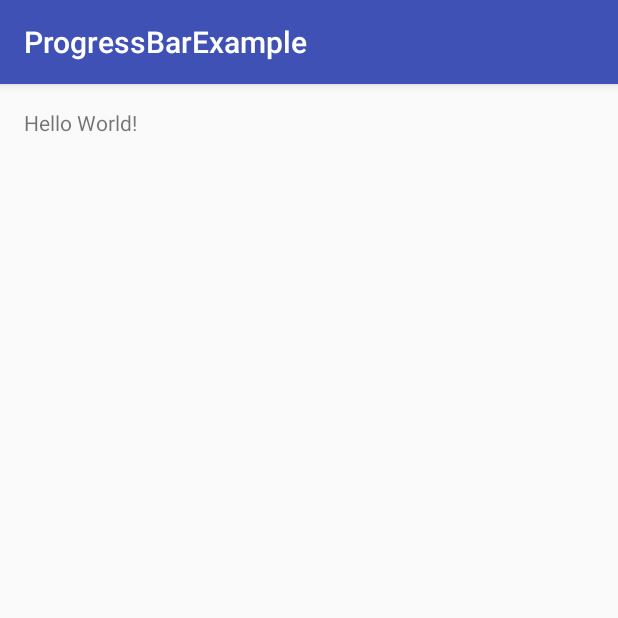
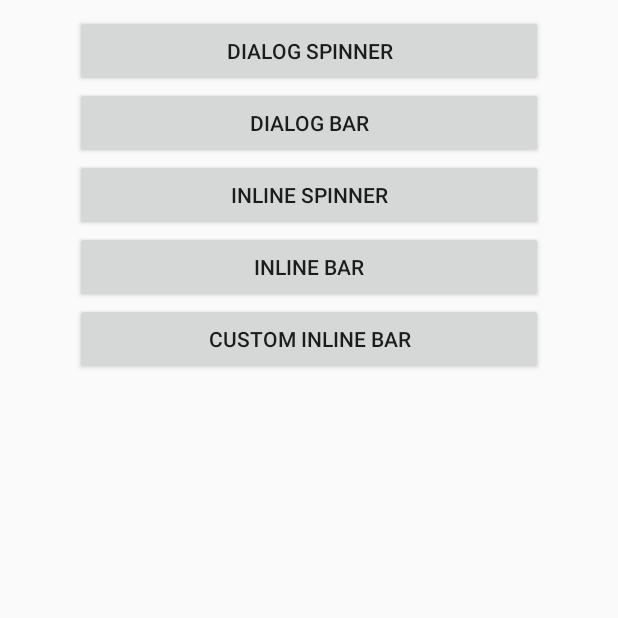
Before and after one commit to VigourJiang/ProgressBarExample, an Android app: the screen it shows after launch (MainActivity), on a phone screen of 412 x 824 dp, the top half of it. Run offline under Robolectric (Android 15) with nearby library versions, the phone set to English and light mode, and no system bars.

Commit message:
Added all XML and java files. Compiles without error and appears to run correctly.

```diff
--- a/app/src/main/AndroidManifest.xml
+++ b/app/src/main/AndroidManifest.xml
@@ -15,6 +15,10 @@
                 <category android:name="android.intent.category.LAUNCHER" />
             </intent-filter>
         </activity>
+
+        <activity android:name=".ProgressExample" android:label="ProgressExample"></activity>
+        <activity android:name=".DisplayMessage" android:label="DisplayMessage"></activity>
+
     </application>
 
 </manifest>
--- a/app/src/main/java/com/lightcone/progressbarexample/MainActivity.java
+++ b/app/src/main/java/com/lightcone/progressbarexample/MainActivity.java
@@ -1,13 +1,90 @@
 package com.lightcone.progressbarexample;
 
-import android.support.v7.app.AppCompatActivity;
+import android.app.Activity;
+import android.content.Context;
+import android.content.Intent;
 import android.os.Bundle;
+import android.widget.Button;
+import android.widget.ProgressBar;
+import android.view.View;
+import android.view.View.OnClickListener;
+import android.view.Menu;
 
-public class MainActivity extends AppCompatActivity {
+public class MainActivity extends Activity {
 
+    private static final String TAG = "PROGRESS";
+    int typeBar;                                 // Type bar: 0=spinner, 1=horizontal
+    ProgressBar progDialog;
+    Button button1, button2, button3, button4, button5;
+    DialogFrag fragment;
+
+
+    /** Called when the activity is first created. */
     @Override
-    protected void onCreate(Bundle savedInstanceState) {
+    public void onCreate(Bundle savedInstanceState) {
         super.onCreate(savedInstanceState);
         setContentView(R.layout.activity_main);
+
+        final Context context = getApplicationContext();
+
+
+        // Process button to start spinner progress dialog with anonymous inner class
+        button1 = (Button) findViewById(R.id.Button01);
+        button1.setOnClickListener(new OnClickListener(){
+            public void onClick(View v) {
+                typeBar = 0;
+                DialogFrag.context = getApplicationContext();
+                fragment = DialogFrag.newInstance(typeBar);
+                fragment.show(getFragmentManager(), "Task 1");
+            }
+        });
+
+        // Process button to start horizontal progress bar dialog with anonymous inner class
+        button2 = (Button) findViewById(R.id.Button02);
+        button2.setOnClickListener(new OnClickListener(){
+            public void onClick(View v) {
+                typeBar = 1;
+                DialogFrag.context = getApplicationContext();
+                fragment = DialogFrag.newInstance(typeBar);
+                fragment.show(getFragmentManager(), "Task 2");
+            }
+        });
+
+        // Process button events for inline spinner (indeterminate) progress
+
+        button3 = (Button) findViewById(R.id.Button03);
+        button3.setOnClickListener(new OnClickListener(){
+            public void onClick(View v) {
+                ProgressExample.theCase = 0;
+                ProgressExample.custom = false;
+                Intent i = new Intent(context, ProgressExample.class);
+                startActivity(i);
+            }
+        });
+
+        // Process button events for inline horizontal-bar determinate progress
+
+        button4 = (Button) findViewById(R.id.Button04);
+        button4.setOnClickListener(new OnClickListener(){
+            public void onClick(View v) {
+                ProgressExample.theCase = 1;
+                ProgressExample.custom = false;
+                Intent j = new Intent(context, ProgressExample.class);
+                startActivity(j);
+            }
+        });
+
+        // Process button events for inline custom horizontal bar
+
+        button5 = (Button) findViewById(R.id.Button05);
+        button5.setOnClickListener(new OnClickListener(){
+            public void onClick(View v) {
+                ProgressExample.theCase = 1;
+                ProgressExample.custom = true;
+                Intent k = new Intent(context, ProgressExample.class);
+                startActivity(k);
+            }
+        });
     }
+
 }
--- a/app/src/main/res/layout/activity_main.xml
+++ b/app/src/main/res/layout/activity_main.xml
@@ -1,16 +1,46 @@
 <?xml version="1.0" encoding="utf-8"?>
-<RelativeLayout xmlns:android="http://schemas.android.com/apk/res/android"
-    xmlns:tools="http://schemas.android.com/tools"
-    android:layout_width="match_parent"
-    android:layout_height="match_parent"
-    android:paddingBottom="@dimen/activity_vertical_margin"
-    android:paddingLeft="@dimen/activity_horizontal_margin"
-    android:paddingRight="@dimen/activity_horizontal_margin"
-    android:paddingTop="@dimen/activity_vertical_margin"
-    tools:context="com.lightcone.progressbarexample.MainActivity">
 
-    <TextView
-        android:layout_width="wrap_content"
+<LinearLayout xmlns:android="http://schemas.android.com/apk/res/android"
+    android:layout_width="fill_parent"
+    android:layout_height="fill_parent"
+    android:orientation="vertical"
+    android:paddingLeft="50dp"
+    android:paddingRight="50dp"
+    android:paddingTop="10dp" >
+
+    <Button
+        android:id="@+id/Button01"
+        android:layout_width="fill_parent"
         android:layout_height="wrap_content"
-        android:text="Hello World!" />
-</RelativeLayout>
+        android:text="@string/Button01Text" >
+    </Button>
+
+    <Button
+        android:id="@+id/Button02"
+        android:layout_width="fill_parent"
+        android:layout_height="wrap_content"
+        android:text="@string/Button02Text" >
+    </Button>
+
+    <Button
+        android:id="@+id/Button03"
+        android:layout_width="fill_parent"
+        android:layout_height="wrap_content"
+        android:text="@string/Button03Text" >
+    </Button>
+
+    <Button
+        android:id="@+id/Button04"
+        android:layout_width="fill_parent"
+        android:layout_height="wrap_content"
+        android:text="@string/Button04Text" >
+    </Button>
+
+    <Button
+        android:id="@+id/Button05"
+        android:layout_width="fill_parent"
+        android:layout_height="wrap_content"
+        android:text="@string/Button05Text" >
+    </Button>
+
+</LinearLayout>
--- a/app/src/main/res/values/strings.xml
+++ b/app/src/main/res/values/strings.xml
@@ -1,3 +1,12 @@
+<?xml version="1.0" encoding="utf-8"?>
 <resources>
     <string name="app_name">ProgressBarExample</string>
+    <string name="action_settings">Settings</string>
+    <string name="Button01Text">Dialog Spinner</string>
+    <string name="Button02Text">Dialog Bar</string>
+    <string name="Button03Text">Inline Spinner</string>
+    <string name="Button04Text">Inline Bar</string>
+    <string name="Button05Text">Custom Inline Bar</string>
+    <string name="displayText">Now is the time for all good men to come the aid of their country</string>
+    <string name="waitText">Loading data </string>
 </resources>
```
Also changed, not shown: app/src/main/java/com/lightcone/progressbarexample/DialogFrag.java (added, +247 -0 lines), app/src/main/java/com/lightcone/progressbarexample/DisplayMessage.java (added, +15 -0 lines), app/src/main/java/com/lightcone/progressbarexample/ProgressExample.java (added, +115 -0 lines), app/src/main/res/drawable/custom_progress_bar.xml (added, +30 -0 lines), app/src/main/res/layout/displaymessage.xml (added, +20 -0 lines), app/src/main/res/layout/progbar.xml (added, +35 -0 lines), app/src/main/res/layout/progbar_horiz.xml (added, +35 -0 lines), app/src/main/res/layout/progbar_horiz_only.xml (added, +18 -0 lines), app/src/main/res/layout/progbar_only.xml (added, +33 -0 lines), app/src/main/res/values/styles.xml (+33 -0 lines).
